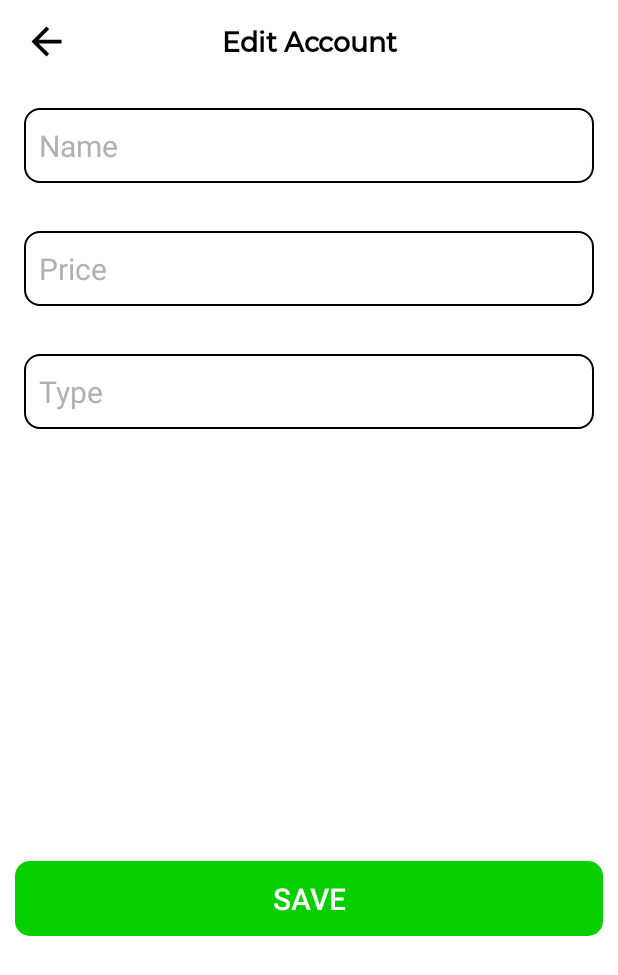
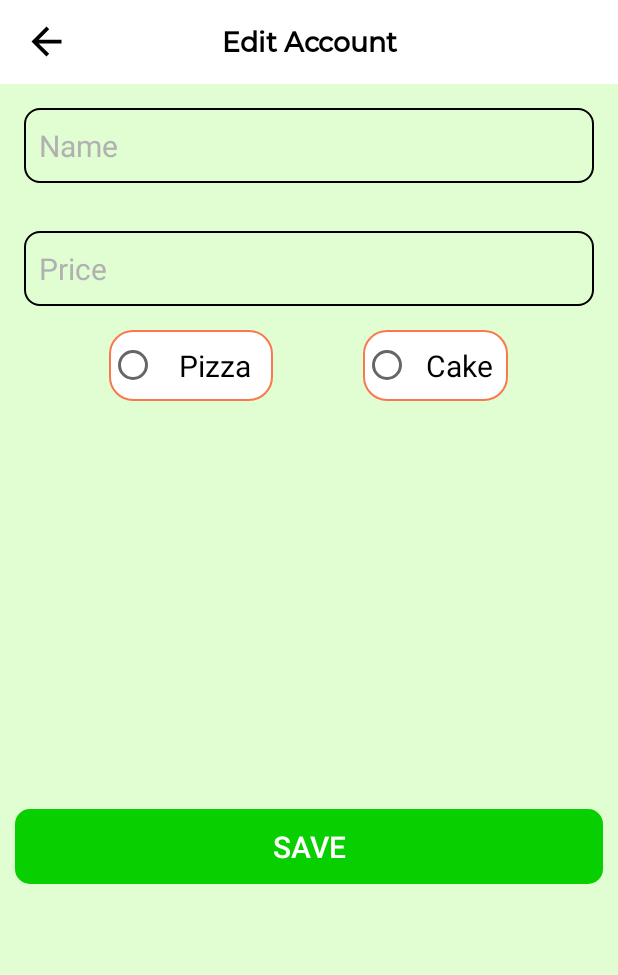
Before and after one commit to thiendum2020/pizza-delicious-app, an Android app: the fragment AdminEditProductFragment placed in its activity, on a phone screen of 412 x 824 dp. Shown: the top 975 px of the screen. Run offline under Robolectric (Android 15) with nearby library versions, the phone set to English and light mode, and no system bars; our stand-ins replace Picasso; pictures from the network do not load.

Commit message:
Update
up new code for project

```diff
--- a/app/src/main/java/com/example/pizzadelicious/Fragments/AdminEditProductFragment.java
+++ b/app/src/main/java/com/example/pizzadelicious/Fragments/AdminEditProductFragment.java
@@ -11,6 +11,8 @@ import android.widget.Button;
 import android.widget.EditText;
 import android.widget.ImageButton;
 import android.widget.ImageView;
+import android.widget.RadioButton;
+import android.widget.RadioGroup;
 import android.widget.Toast;
 
 import androidx.annotation.NonNull;
@@ -46,6 +48,9 @@ public class AdminEditProductFragment extends Fragment {
     ImageButton btn_back;
     String productId;
     String productTypeId = "";
+
+    RadioButton radioButton_pizza, getRadioButton_cake;
+    RadioGroup radioGroup;
     private ArrayList<Product> products;
 
     public AdminEditProductFragment() {
@@ -75,8 +80,11 @@ public class AdminEditProductFragment extends Fragment {
             ((AppCompatActivity) getActivity()).setSupportActionBar(toolbar);
         }
 
+        radioButton_pizza = view.findViewById(R.id.radioPizza);
+        getRadioButton_cake = view.findViewById(R.id.radioCake);
+        radioGroup = view.findViewById(R.id.radio_Gr);
         et_name = view.findViewById(R.id.et_name);
-        et_type = view.findViewById(R.id.et_type);
+//        et_type = view.findViewById(R.id.et_type);
         et_price = view.findViewById(R.id.et_price);
         imageProduct = view.findViewById(R.id.imageProduct);
 
@@ -94,6 +102,18 @@ public class AdminEditProductFragment extends Fragment {
         return view;
     }
 
+    String checkRadio(String id){
+        if(id.compareTo("1")==0){
+            radioButton_pizza.setChecked(true);
+            return id;
+        }
+        else if(id.compareTo("2")==0) {
+            getRadioButton_cake.setChecked(true);
+            return id;
+        }
+        return "";
+    }
+
     private void load(String productId) {
         service.getProductById("" + productId).enqueue(new Callback<JSONResponseProduct>() {
             @Override
@@ -103,16 +123,21 @@ public class AdminEditProductFragment extends Fragment {
                 Log.d("idP", "onResponse: " + products.get(0).getId());
                 et_name.setText(products.get(0).getName());
                 et_price.setText(products.get(0).getPrice());
-                et_type.setText(products.get(0).getType().getId());
+//                et_type.setText(products.get(0).getType().getId());
                 productTypeId = products.get(0).getType().getId();
+                checkRadio(productTypeId);
                 Picasso.get().load("" + products.get(0).getImage())
                         .into(imageProduct);
 
                 btn_save.setOnClickListener(new View.OnClickListener() {
                     @Override
                     public void onClick(View v) {
+                        String idProductTemp = "";
+                        if(radioButton_pizza.isChecked()==true){
+                            idProductTemp += "1";
+                        }else idProductTemp += "2";
                         service.updateProduct(""+ productId, "" + et_name.getText().toString(), "" + et_price.getText().toString(),
-                                et_type.getText().toString()).enqueue(new Callback<JSONResponseProduct>() {
+                                idProductTemp).enqueue(new Callback<JSONResponseProduct>() {
                             @Override
                             public void onResponse(Call<JSONResponseProduct> call, Response<JSONResponseProduct> response) {
                                 Toast.makeText(getActivity(), "Updated   successfully!", Toast.LENGTH_SHORT).show();
--- a/app/src/main/res/layout/fragment_admin_accounts.xml
+++ b/app/src/main/res/layout/fragment_admin_accounts.xml
@@ -4,7 +4,7 @@
     xmlns:tools="http://schemas.android.com/tools"
     android:layout_width="match_parent"
     android:layout_height="match_parent"
-    android:background="@color/white"
+    android:background="#E9D5FF"
     android:orientation="vertical"
     tools:context=".Fragments.AdminAccountsFragment">
 
@@ -20,6 +20,7 @@
 
         <RelativeLayout
             android:layout_width="match_parent"
+            android:background="@drawable/accounts_bg_title"
             android:layout_height="?android:attr/actionBarSize">
 
             <ImageButton
--- a/app/src/main/res/layout/fragment_admin_cake.xml
+++ b/app/src/main/res/layout/fragment_admin_cake.xml
@@ -3,7 +3,7 @@
     xmlns:tools="http://schemas.android.com/tools"
     android:layout_width="match_parent"
     android:layout_height="match_parent"
-    android:background="@color/white"
+    android:background="#BC77CFFF"
     android:orientation="vertical"
     tools:context=".Fragments.AdminCakeFragment">
 
@@ -19,6 +19,7 @@
 
         <RelativeLayout
             android:layout_width="match_parent"
+            android:background="@drawable/cake_bg_title"
             android:layout_height="?android:attr/actionBarSize">
 
             <ImageButton
--- a/app/src/main/res/layout/fragment_admin_edit_product.xml
+++ b/app/src/main/res/layout/fragment_admin_edit_product.xml
@@ -4,7 +4,7 @@
     xmlns:tools="http://schemas.android.com/tools"
     android:layout_width="match_parent"
     android:layout_height="match_parent"
-    android:background="@color/white"
+    android:background="#E1FDD2"
     android:orientation="vertical"
     tools:context=".Fragments.AdminEditProductFragment">
 
@@ -88,25 +88,36 @@
             android:textSize="20sp" />
     </LinearLayout>
 
-    <LinearLayout
+
+
+    <RadioGroup
+        android:id="@+id/radio_Gr"
         android:layout_width="match_parent"
         android:layout_height="wrap_content"
-        android:orientation="vertical"
-        android:padding="16dp">
+        android:layout_marginHorizontal="15dp"
+        android:orientation="horizontal"
+        android:gravity="center">
 
-        <EditText
-            android:id="@+id/et_type"
-            android:layout_width="match_parent"
-            android:layout_height="50dp"
-            android:background="@drawable/bg_input"
-            android:hint="Type"
-            android:inputType="number"
-            android:paddingLeft="10dp"
-            android:textColor="@color/black"
-            android:textColorHighlight="@color/black"
-            android:textColorHint="#B1B1B1"
-            android:textSize="20sp" />
-    </LinearLayout>
+        <RadioButton
+            android:id="@+id/radioPizza"
+            android:layout_width="wrap_content"
+            android:layout_height="wrap_content"
+            android:text=" Pizza "
+            android:textSize="20sp"
+            android:padding="10dp"
+            android:layout_marginHorizontal="30dp"
+            android:background="@drawable/bg_product_item"/>
+
+        <RadioButton
+            android:id="@+id/radioCake"
+            android:layout_width="wrap_content"
+            android:layout_height="wrap_content"
+            android:text="Cake"
+            android:padding="10dp"
+            android:textSize="20sp"
+            android:layout_marginHorizontal="30dp"
+            android:background="@drawable/bg_product_item"/>
+    </RadioGroup>
 
     <LinearLayout
         android:layout_width="match_parent"
--- a/app/src/main/res/layout/fragment_admin_orders.xml
+++ b/app/src/main/res/layout/fragment_admin_orders.xml
@@ -3,7 +3,7 @@
     xmlns:tools="http://schemas.android.com/tools"
     android:layout_width="match_parent"
     android:layout_height="match_parent"
-    android:background="@color/white"
+    android:background="#9C39FB42"
     android:orientation="vertical"
     tools:context=".Fragments.AdminOrdersFragment">
 
@@ -19,6 +19,7 @@
 
         <RelativeLayout
             android:layout_width="match_parent"
+            android:background="@drawable/orders_bg_title"
             android:layout_height="?android:attr/actionBarSize">
 
             <ImageButton
@@ -68,7 +69,7 @@
                 android:layout_width="wrap_content"
                 android:layout_height="wrap_content"
                 android:text="Waiting"
-                android:textColor="@color/black"
+                android:textColor="#039BE5"
                 android:textSize="16sp"
                 android:textStyle="normal" />
         </LinearLayout>
--- a/app/src/main/res/layout/fragment_admin_pizza.xml
+++ b/app/src/main/res/layout/fragment_admin_pizza.xml
@@ -3,7 +3,7 @@
     xmlns:tools="http://schemas.android.com/tools"
     android:layout_width="match_parent"
     android:layout_height="match_parent"
-    android:background="@color/white"
+    android:background="#D3F85205"
     android:orientation="vertical"
     tools:context=".Fragments.AdminPizzaFragment">
 
@@ -19,6 +19,7 @@
 
         <RelativeLayout
             android:layout_width="match_parent"
+            android:background="@drawable/pizza_bg_title"
             android:layout_height="?android:attr/actionBarSize">
 
             <ImageButton
--- a/gradle.properties
+++ b/gradle.properties
@@ -17,3 +17,4 @@ org.gradle.jvmargs=-Xmx2048m -Dfile.encoding=UTF-8
 android.useAndroidX=true
 # Automatically convert third-party libraries to use AndroidX
 android.enableJetifier=true
+android.overridePathCheck=true
```
Also changed, not shown: app/src/main/java/com/example/pizzadelicious/Fragments/AdminInsertProductFragment.java (+16 -5 lines), app/src/main/res/drawable-v24/cake_bg_title.xml (added, +14 -0 lines), app/src/main/res/drawable-v24/orders_bg_title.xml (added, +14 -0 lines), app/src/main/res/drawable-v24/pizza_bg_title.xml (added, +13 -0 lines), app/src/main/res/layout/fragment_admin_insert_product.xml (+29 -14 lines).
